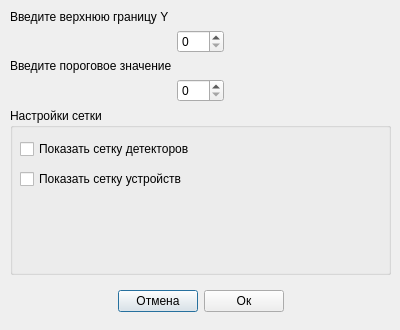
First picture: the form in settings.ui, repository WTFTrick/TestMutomo, before the edit.
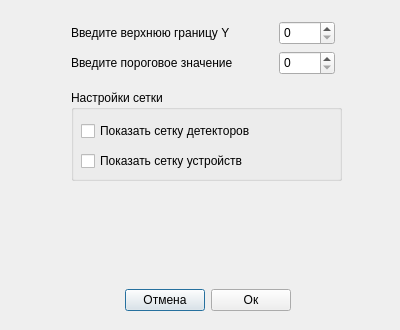
Second picture: the form after the edit.

Commit message: small update dialog settings

Patch:
```diff
--- a/settings.ui
+++ b/settings.ui
@@ -31,33 +31,15 @@
   <property name="windowTitle">
    <string>Dialog</string>
   </property>
-  <widget class="QWidget" name="gridLayoutWidget">
-   <property name="geometry">
-    <rect>
-     <x>10</x>
-     <y>10</y>
-     <width>381</width>
-     <height>311</height>
-    </rect>
-   </property>
-   <layout class="QGridLayout" name="gridLayout">
-    <item row="2" column="0">
-     <layout class="QHBoxLayout" name="horizontalLayout_2">
-      <item>
-       <spacer name="horizontalSpacer_3">
-        <property name="orientation">
-         <enum>Qt::Horizontal</enum>
-        </property>
-        <property name="sizeHint" stdset="0">
-         <size>
-          <width>40</width>
-          <height>20</height>
-         </size>
-        </property>
-       </spacer>
-      </item>
-      <item>
        <widget class="QSpinBox" name="sp_yUpperBound">
+   <property name="geometry">
+    <rect>
+     <x>279</x>
+     <y>21</y>
+     <width>56</width>
+     <height>24</height>
+    </rect>
+   </property>
         <property name="sizePolicy">
          <sizepolicy hsizetype="Fixed" vsizetype="Fixed">
           <horstretch>0</horstretch>
@@ -65,43 +47,40 @@
          </sizepolicy>
         </property>
         <property name="maximum">
-         <number>200</number>
-        </property>
-       </widget>
-      </item>
-      <item>
-       <spacer name="horizontalSpacer_4">
-        <property name="orientation">
-         <enum>Qt::Horizontal</enum>
-        </property>
-        <property name="sizeHint" stdset="0">
-         <size>
-          <width>40</width>
-          <height>20</height>
-         </size>
-        </property>
-       </spacer>
-      </item>
-     </layout>
-    </item>
-    <item row="5" column="0">
-     <widget class="QLabel" name="label_threshold">
+    <number>9000</number>
+   </property>
+  </widget>
+  <widget class="QSpinBox" name="sp_thresholdValue">
+   <property name="geometry">
+    <rect>
+     <x>279</x>
+     <y>51</y>
+     <width>56</width>
+     <height>24</height>
+    </rect>
+   </property>
       <property name="sizePolicy">
-       <sizepolicy hsizetype="Minimum" vsizetype="Fixed">
+    <sizepolicy hsizetype="Fixed" vsizetype="Fixed">
         <horstretch>0</horstretch>
         <verstretch>0</verstretch>
        </sizepolicy>
       </property>
-      <property name="text">
-       <string>Введите пороговое значение</string>
-      </property>
-     </widget>
-    </item>
-    <item row="10" column="0">
+   <property name="maximum">
+    <number>9000</number>
+   </property>
+  </widget>
      <widget class="QWidget" name="widget" native="true">
       <property name="enabled">
        <bool>true</bool>
       </property>
+   <property name="geometry">
+    <rect>
+     <x>70</x>
+     <y>280</y>
+     <width>276</width>
+     <height>41</height>
+    </rect>
+   </property>
       <property name="sizePolicy">
        <sizepolicy hsizetype="Preferred" vsizetype="Fixed">
         <horstretch>0</horstretch>
@@ -166,67 +145,15 @@
        </item>
       </layout>
      </widget>
-    </item>
-    <item row="6" column="0">
-     <layout class="QHBoxLayout" name="horizontalLayout_4">
-      <item>
-       <spacer name="horizontalSpacer_5">
-        <property name="orientation">
-         <enum>Qt::Horizontal</enum>
-        </property>
-        <property name="sizeHint" stdset="0">
-         <size>
-          <width>40</width>
-          <height>20</height>
-         </size>
-        </property>
-       </spacer>
-      </item>
-      <item>
-       <widget class="QSpinBox" name="sp_thresholdValue">
-        <property name="sizePolicy">
-         <sizepolicy hsizetype="Fixed" vsizetype="Fixed">
-          <horstretch>0</horstretch>
-          <verstretch>0</verstretch>
-         </sizepolicy>
-        </property>
-        <property name="maximum">
-         <number>200</number>
-        </property>
-       </widget>
-      </item>
-      <item>
-       <spacer name="horizontalSpacer_6">
-        <property name="orientation">
-         <enum>Qt::Horizontal</enum>
-        </property>
-        <property name="sizeHint" stdset="0">
-         <size>
-          <width>40</width>
-          <height>20</height>
-         </size>
-        </property>
-       </spacer>
-      </item>
-     </layout>
-    </item>
-    <item row="0" column="0">
-     <widget class="QLabel" name="label_yUpperBound">
-      <property name="sizePolicy">
-       <sizepolicy hsizetype="Preferred" vsizetype="Fixed">
-        <horstretch>0</horstretch>
-        <verstretch>0</verstretch>
-       </sizepolicy>
-      </property>
-      <property name="text">
-       <string>Введите верхнюю границу Y</string>
-      </property>
-     </widget>
-    </item>
-    <item row="7" column="0" rowspan="2">
-     <layout class="QHBoxLayout" name="horizontalLayout">
-      <item>
        <widget class="QGroupBox" name="groupBox">
+   <property name="geometry">
+    <rect>
+     <x>71</x>
+     <y>90</y>
+     <width>271</width>
+     <height>91</height>
+    </rect>
+   </property>
         <property name="sizePolicy">
          <sizepolicy hsizetype="Minimum" vsizetype="Minimum">
           <horstretch>0</horstretch>
@@ -241,7 +168,7 @@
           <rect>
            <x>10</x>
            <y>30</y>
-           <width>361</width>
+      <width>241</width>
            <height>22</height>
           </rect>
          </property>
@@ -260,7 +187,7 @@
           <rect>
            <x>10</x>
            <y>60</y>
-           <width>361</width>
+      <width>241</width>
            <height>22</height>
           </rect>
          </property>
@@ -275,10 +202,43 @@
          </property>
         </widget>
        </widget>
-      </item>
-     </layout>
-    </item>
-   </layout>
+  <widget class="QLabel" name="label_threshold">
+   <property name="geometry">
+    <rect>
+     <x>71</x>
+     <y>51</y>
+     <width>202</width>
+     <height>24</height>
+    </rect>
+   </property>
+   <property name="sizePolicy">
+    <sizepolicy hsizetype="Minimum" vsizetype="Fixed">
+     <horstretch>0</horstretch>
+     <verstretch>0</verstretch>
+    </sizepolicy>
+   </property>
+   <property name="text">
+    <string>Введите пороговое значение</string>
+   </property>
+  </widget>
+  <widget class="QLabel" name="label_yUpperBound">
+   <property name="geometry">
+    <rect>
+     <x>71</x>
+     <y>21</y>
+     <width>195</width>
+     <height>24</height>
+    </rect>
+   </property>
+   <property name="sizePolicy">
+    <sizepolicy hsizetype="Preferred" vsizetype="Fixed">
+     <horstretch>0</horstretch>
+     <verstretch>0</verstretch>
+    </sizepolicy>
+   </property>
+   <property name="text">
+    <string>Введите верхнюю границу Y</string>
+   </property>
   </widget>
  </widget>
  <resources/>
```
Lines whose indentation alone changed are shown as unchanged. The commit also changes 1 other file.
